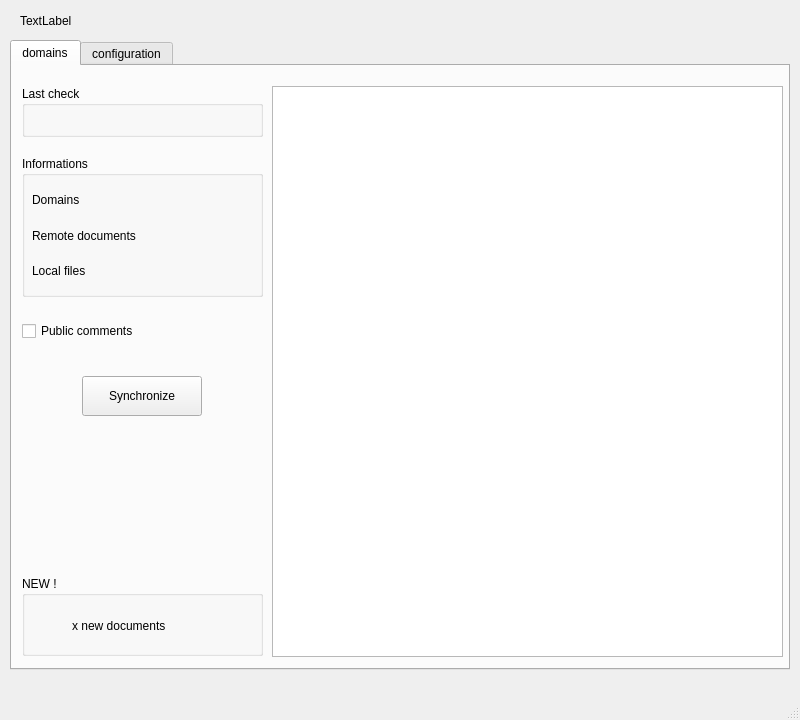
Old version of the form ihesync/ui/ihesync_app.ui in the repository flrt/ihe-tf-sync.
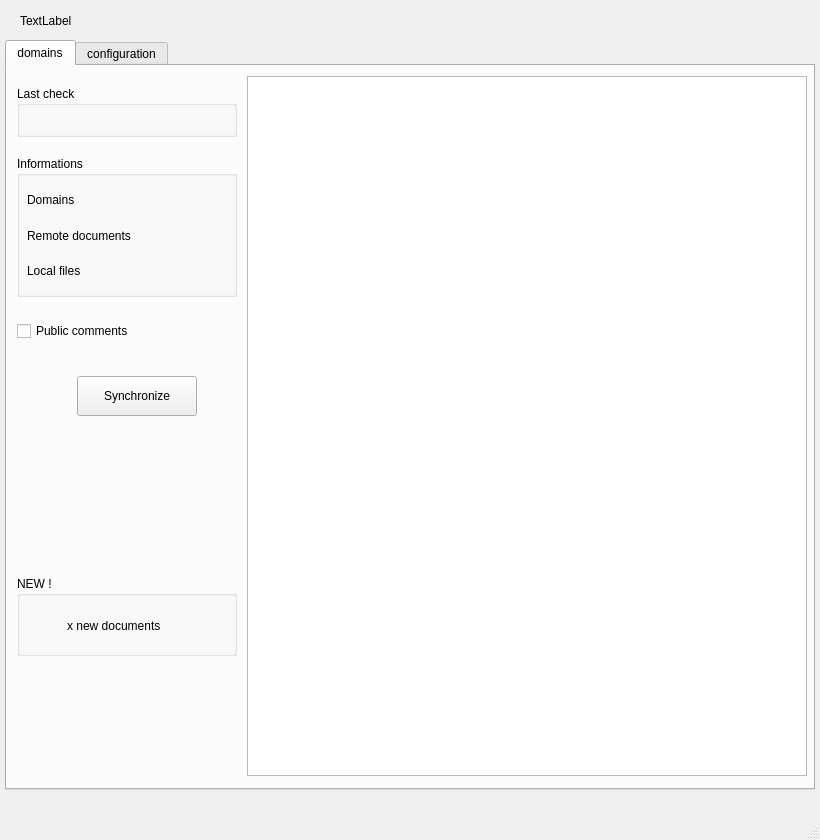
New version of the form. Icons and pictures are not drawn.

Commit message: change icon change ui layout build for windows

The edit to the form file:
```diff
--- a/ihesync/ui/ihesync_app.ui
+++ b/ihesync/ui/ihesync_app.ui
@@ -6,8 +6,8 @@
    <rect>
     <x>0</x>
     <y>0</y>
-    <width>800</width>
-    <height>720</height>
+    <width>820</width>
+    <height>840</height>
    </rect>
   </property>
   <property name="windowTitle">
@@ -21,10 +21,10 @@
    <widget class="QTabWidget" name="tabWidget">
     <property name="geometry">
      <rect>
-      <x>10</x>
+      <x>5</x>
       <y>40</y>
-      <width>780</width>
-      <height>630</height>
+      <width>810</width>
+      <height>750</height>
      </rect>
     </property>
     <property name="currentIndex">
@@ -52,7 +52,7 @@
        <rect>
         <x>10</x>
         <y>90</y>
-        <width>241</width>
+        <width>220</width>
         <height>141</height>
        </rect>
       </property>
@@ -64,13 +64,13 @@
         <rect>
          <x>10</x>
          <y>29</y>
-         <width>221</width>
+         <width>201</width>
          <height>101</height>
         </rect>
        </property>
        <layout class="QGridLayout" name="gridLayout">
         <property name="sizeConstraint">
-         <enum>QLayout::SetNoConstraint</enum>
+         <enum>QLayout::SetMaximumSize</enum>
         </property>
         <item row="1" column="0">
          <widget class="QLabel" name="labelDocumentCount">
@@ -146,10 +146,10 @@
      <widget class="QTableView" name="tableView">
       <property name="geometry">
        <rect>
-        <x>260</x>
-        <y>20</y>
-        <width>511</width>
-        <height>571</height>
+        <x>240</x>
+        <y>10</y>
+        <width>560</width>
+        <height>700</height>
        </rect>
       </property>
       <property name="font">
@@ -157,13 +157,19 @@
         <pointsize>10</pointsize>
        </font>
       </property>
+      <property name="sizeAdjustPolicy">
+       <enum>QAbstractScrollArea::AdjustToContents</enum>
+      </property>
+      <attribute name="horizontalHeaderStretchLastSection">
+       <bool>false</bool>
+      </attribute>
      </widget>
      <widget class="QGroupBox" name="groupBox_2">
       <property name="geometry">
        <rect>
         <x>10</x>
         <y>20</y>
-        <width>241</width>
+        <width>220</width>
         <height>51</height>
        </rect>
       </property>
@@ -175,7 +181,7 @@
         <rect>
          <x>10</x>
          <y>25</y>
-         <width>221</width>
+         <width>200</width>
          <height>20</height>
         </rect>
        </property>
@@ -189,7 +195,7 @@
        <rect>
         <x>10</x>
         <y>510</y>
-        <width>241</width>
+        <width>220</width>
         <height>80</height>
        </rect>
       </property>
```
Left out of the diff: 6 changed lines with no effect on the pictures. The commit also changes 35 other files.
